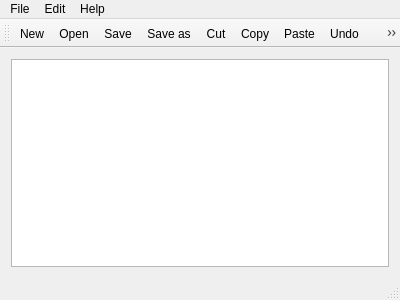
The window that mainwindow.ui (Faelwen/QtSimpleNotepad) describes before a commit, drawn with Qt 5.
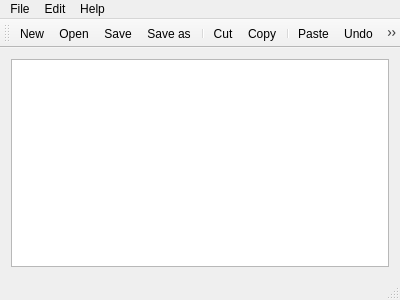
The same window after the commit. Icons and pictures are not drawn.

Commit message: Set slot / triggers

The edit to the form file:
```diff
--- a/mainwindow.ui
+++ b/mainwindow.ui
@@ -73,11 +73,14 @@
    <addaction name="actionOpen"/>
    <addaction name="actionSave"/>
    <addaction name="actionSave_as"/>
+   <addaction name="separator"/>
    <addaction name="actionCut"/>
    <addaction name="actionCopy"/>
+   <addaction name="separator"/>
    <addaction name="actionPaste"/>
    <addaction name="actionUndo"/>
    <addaction name="actionRedo"/>
+   <addaction name="separator"/>
    <addaction name="actionAbout"/>
    <addaction name="actionExit"/>
   </widget>
```
Left out of the diff: 2 changed lines with no effect on the pictures. The commit also changes 2 other files.
